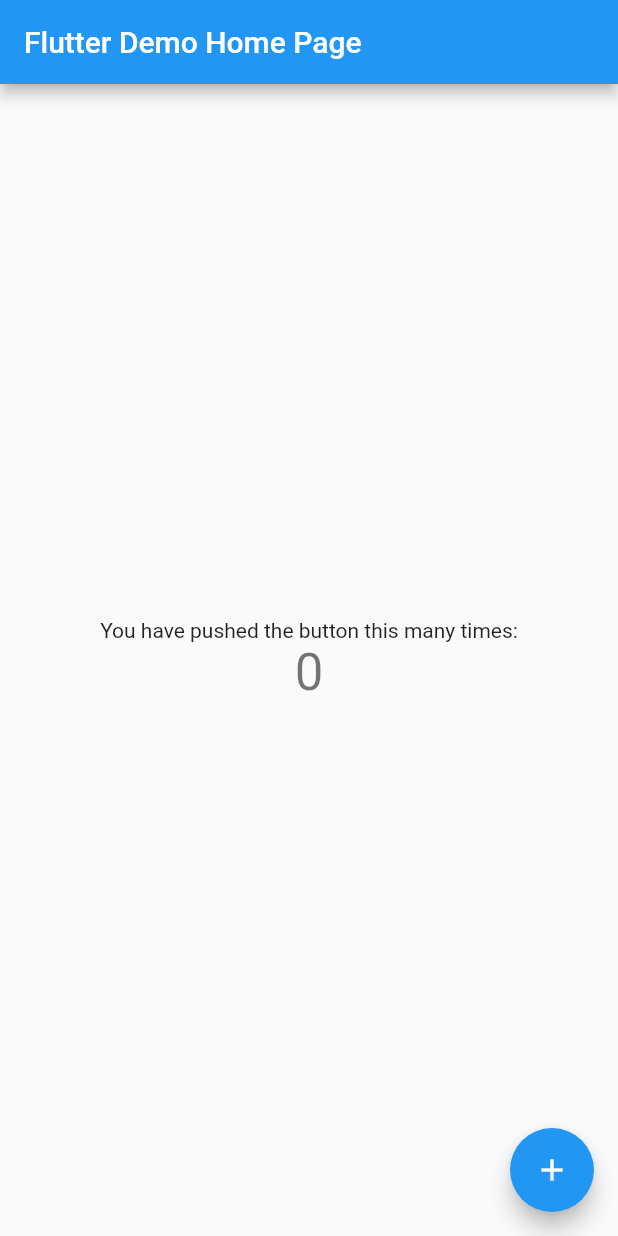
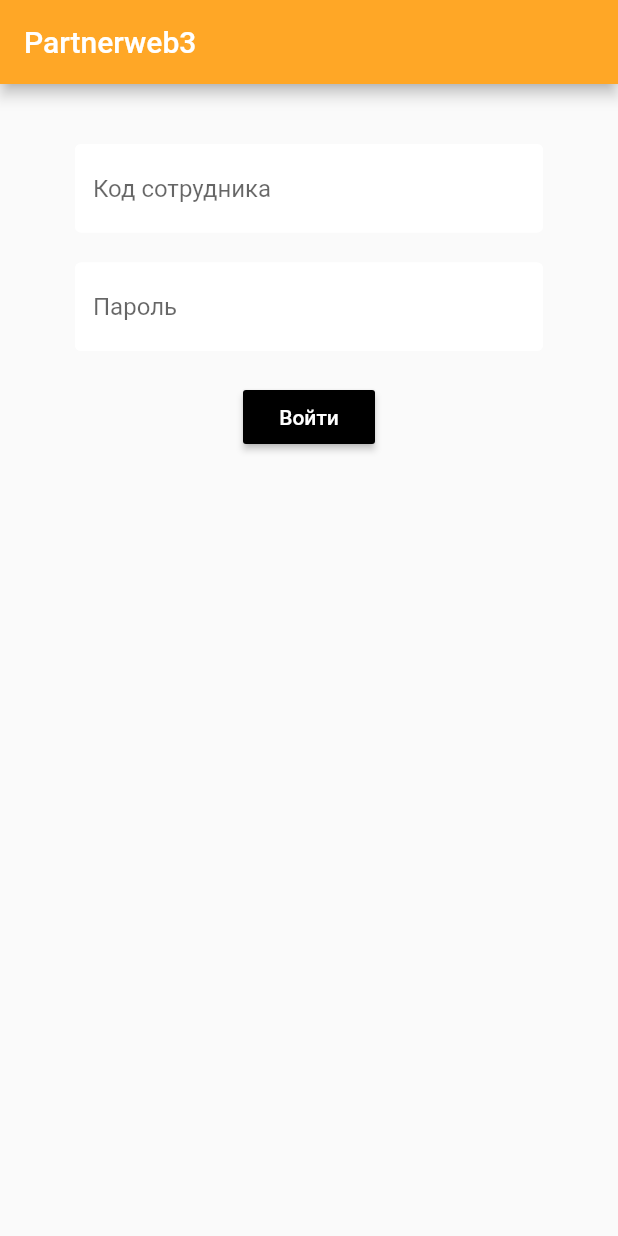
Before and after one commit to ChanTerelLy/partnerweb3_mobile, a Flutter app: the screen it shows after launch, on a phone screen of 412 x 824 dp. Run offline on Flutter 3.47's test engine with Material 2 defaults, Android fonts, the phone set to English and light mode, and no system bars; our stand-ins replace cloud_firestore, firebase_core, firebase_remote_config, flutter_spinkit; accounts and stored records are empty.

Commit message:
add auth, assigned view

```diff
--- a/lib/main.dart
+++ b/lib/main.dart
@@ -1,6 +1,11 @@
 import 'package:flutter/material.dart';
+import 'package:partnerweb3_mobile/screens/auth/auth_screen.dart';
+import 'screens/home/home_screen.dart';
+import 'package:firebase_core/firebase_core.dart';
 
-void main() {
+void main() async {
+  WidgetsFlutterBinding.ensureInitialized();
+  await Firebase.initializeApp();
   runApp(MyApp());
 }
 
@@ -9,109 +14,11 @@ class MyApp extends StatelessWidget {
   @override
   Widget build(BuildContext context) {
     return MaterialApp(
-      title: 'Flutter Demo',
-      theme: ThemeData(
-        // This is the theme of your application.
-        //
-        // Try running your application with "flutter run". You'll see the
-        // application has a blue toolbar. Then, without quitting the app, try
-        // changing the primarySwatch below to Colors.green and then invoke
-        // "hot reload" (press "r" in the console where you ran "flutter run",
-        // or simply save your changes to "hot reload" in a Flutter IDE).
-        // Notice that the counter didn't reset back to zero; the application
-        // is not restarted.
-        primarySwatch: Colors.blue,
-        // This makes the visual density adapt to the platform that you run
-        // the app on. For desktop platforms, the controls will be smaller and
-        // closer together (more dense) than on mobile platforms.
-        visualDensity: VisualDensity.adaptivePlatformDensity,
-      ),
-      home: MyHomePage(title: 'Flutter Demo Home Page'),
+      initialRoute: '/',
+      routes: {
+        '/': (context) => AuthScreen(),
+        '/tickets': (context) => HomeScreen(ModalRoute.of(context).settings.arguments),
+      },
     );
   }
 }
-
-class MyHomePage extends StatefulWidget {
-  MyHomePage({Key key, this.title}) : super(key: key);
-
-  // This widget is the home page of your application. It is stateful, meaning
-  // that it has a State object (defined below) that contains fields that affect
-  // how it looks.
-
-  // This class is the configuration for the state. It holds the values (in this
-  // case the title) provided by the parent (in this case the App widget) and
-  // used by the build method of the State. Fields in a Widget subclass are
-  // always marked "final".
-
-  final String title;
-
-  @override
-  _MyHomePageState createState() => _MyHomePageState();
-}
-
-class _MyHomePageState extends State<MyHomePage> {
-  int _counter = 0;
-
-  void _incrementCounter() {
-    setState(() {
-      // This call to setState tells the Flutter framework that something has
-      // changed in this State, which causes it to rerun the build method below
-      // so that the display can reflect the updated values. If we changed
-      // _counter without calling setState(), then the build method would not be
-      // called again, and so nothing would appear to happen.
-      _counter++;
-    });
-  }
-
-  @override
-  Widget build(BuildContext context) {
-    // This method is rerun every time setState is called, for instance as done
-    // by the _incrementCounter method above.
-    //
-    // The Flutter framework has been optimized to make rerunning build methods
-    // fast, so that you can just rebuild anything that needs updating rather
-    // than having to individually change instances of widgets.
-    return Scaffold(
-      appBar: AppBar(
-        // Here we take the value from the MyHomePage object that was created by
-        // the App.build method, and use it to set our appbar title.
-        title: Text(widget.title),
-      ),
-      body: Center(
-        // Center is a layout widget. It takes a single child and positions it
-        // in the middle of the parent.
-        child: Column(
-          // Column is also a layout widget. It takes a list of children and
-          // arranges them vertically. By default, it sizes itself to fit its
-          // children horizontally, and tries to be as tall as its parent.
-          //
-          // Invoke "debug painting" (press "p" in the console, choose the
-          // "Toggle Debug Paint" action from the Flutter Inspector in Android
-          // Studio, or the "Toggle Debug Paint" command in Visual Studio Code)
-          // to see the wireframe for each widget.
-          //
-          // Column has various properties to control how it sizes itself and
-          // how it positions its children. Here we use mainAxisAlignment to
-          // center the children vertically; the main axis here is the vertical
-          // axis because Columns are vertical (the cross axis would be
-          // horizontal).
-          mainAxisAlignment: MainAxisAlignment.center,
-          children: <Widget>[
-            Text(
-              'You have pushed the button this many times:',
-            ),
-            Text(
-              '$_counter',
-              style: Theme.of(context).textTheme.headline4,
-            ),
-          ],
-        ),
-      ),
-      floatingActionButton: FloatingActionButton(
-        onPressed: _incrementCounter,
-        tooltip: 'Increment',
-        child: Icon(Icons.add),
-      ), // This trailing comma makes auto-formatting nicer for build methods.
-    );
-  }
-}
--- /dev/null
+++ b/lib/model/user.dart
@@ -0,0 +1,13 @@
+import 'package:flutter/cupertino.dart';
+
+class User {
+  final String operator;
+  final String password;
+  final int account_type;
+
+  User({
+    @required this.operator,
+    @required this.password,
+    this.account_type
+  });
+}
--- /dev/null
+++ b/lib/screens/auth/auth_screen.dart
@@ -0,0 +1,77 @@
+import 'package:flutter/material.dart';
+import 'package:partnerweb3_mobile/services/auth.dart';
+import 'package:partnerweb3_mobile/shared/constants.dart';
+
+class AuthScreen extends StatefulWidget {
+  @override
+  _AuthScreenState createState() => _AuthScreenState();
+}
+
+class _AuthScreenState extends State<AuthScreen> {
+
+  final _formKey = GlobalKey<FormState>();
+  bool loading = false;
+  // text field state
+  String operator = '';
+  String password = '';
+  String error = '';
+
+  @override
+  Widget build(BuildContext context) {
+    return Scaffold(
+      appBar: AppBar(
+        title: Text('Partnerweb3'),
+        backgroundColor: Colors.orange[400],
+      ),
+      body: Container(
+        padding: EdgeInsets.symmetric(vertical: 20.0, horizontal: 50.0),
+        child: Form(
+          key: _formKey,
+          child: Column(
+            children: <Widget>[
+              SizedBox(height: 20.0),
+              TextFormField(
+                decoration: textFormDecoration.copyWith(hintText: 'Код сотрудника'),
+                validator: (val) => val.isEmpty ? 'Заполните код сотрудника' : null,
+                onChanged: (val) {
+                  setState(() => operator = val);
+                },
+              ),
+              SizedBox(height: 20.0),
+              TextFormField(
+                decoration: textFormDecoration.copyWith(hintText: 'Пароль'),
+                obscureText: true,
+                validator: (val) => val.isEmpty ? 'Заполните пароль' : null,
+                onChanged: (val) {
+                  setState(() => password = val);
+                },
+              ),
+              SizedBox(height: 20.0),
+              RaisedButton(
+                  color: Colors.black,
+                  child: Text(
+                    'Войти',
+                    style: TextStyle(color: Colors.white),
+                  ),
+                  onPressed: () async{
+                    bool result = await Auth().auth({'operator' : operator.toString(), 'password' : password.toString()});
+                    if(result){
+                      Navigator.pushNamed(context, '/tickets', arguments: {
+                        'operator' : operator.toString(),
+                        'password' : password.toString(),
+                      });
+                    }
+                  },
+              ),
+              SizedBox(height: 12.0),
+              Text(
+                error,
+                style: TextStyle(color: Colors.red, fontSize: 14.0),
+              ),
+            ],
+          ),
+        ),
+      ),
+    );
+  }
+}
--- /dev/null
+++ b/lib/services/database.dart
@@ -0,0 +1,33 @@
+import 'package:cloud_firestore/cloud_firestore.dart';
+import 'package:partnerweb3_mobile/model/user.dart';
+
+class DatabaseService {
+  final CollectionReference userCollection = FirebaseFirestore.instance.collection('users');
+  final String operator;
+
+  DatabaseService({this.operator});
+
+  Future<void> createOrUpdateUser(String operator, String password, int account_type) async {
+    return await userCollection.doc(operator).set(
+        {
+          'operator': operator,
+          'password': password,
+          'account_type': account_type,
+        }
+    );
+  }
+
+  // user data from snapshots
+  User _userDataFromSnapshot(DocumentSnapshot snapshot) {
+    return User(
+        operator: snapshot.get('operator'),
+        password: snapshot.get('password'),
+        account_type: snapshot.get('account_type'),
+    );
+  }
+
+  Stream<User> get userData {
+    return userCollection.doc(operator).snapshots().map(_userDataFromSnapshot);
+  }
+
+}
--- /dev/null
+++ b/lib/shared/constants.dart
@@ -0,0 +1,19 @@
+import 'package:flutter/material.dart';
+
+const textFormDecoration = InputDecoration(
+  fillColor: Colors.white,
+  filled: true,
+  enabledBorder: OutlineInputBorder(
+    borderSide: BorderSide(
+      color: Colors.white,
+      width: 2,
+    )
+  ),
+  focusedBorder: OutlineInputBorder(
+    borderSide: BorderSide(
+      color: Colors.pink,
+      width: 2,
+    )
+  ),
+
+);
```
Also changed, not shown: lib/model/ticket.dart (added, +22 -0 lines), lib/screens/home/assigned_tickets.dart (added, +29 -0 lines), lib/screens/home/home_screen.dart (added, +37 -0 lines), lib/screens/home/ticket_list.dart (added, +21 -0 lines), lib/screens/home/ticket_tile.dart (added, +23 -0 lines), lib/services/auth.dart (added, +29 -0 lines), lib/services/config.dart (added, +19 -0 lines), lib/services/tickets_manager.dart (added, +24 -0 lines), lib/shared/loading.dart (added, +17 -0 lines), pubspec.yaml (+8 -3 lines), assets/images/bee.png (added), pubspec.lock, 9 other files.
